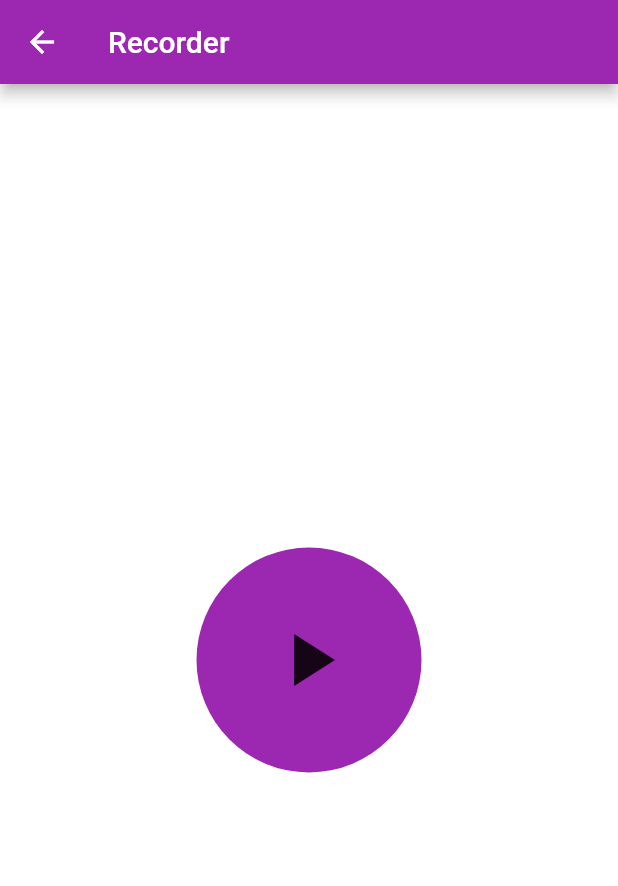
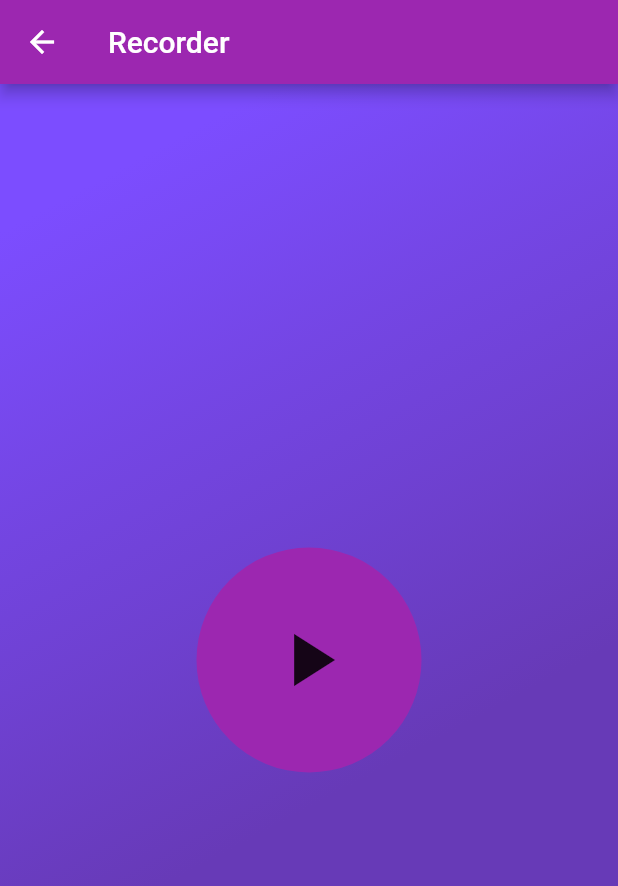
Before and after one commit to uneecorn/audiozitos, a Flutter app: the RecorderPage screen opened by its route, on a phone screen of 412 x 824 dp. Shown: the top 886 px of the screen. Run offline on Flutter 3.47's test engine with Material 2 defaults, Android fonts, the phone set to English and light mode, and no system bars.

Commit message:
creating custom CircleIconButton; adding startStop recording button to recorder page

```diff
--- /dev/null
+++ b/lib/shared/containers/circle_icon_button.dart
@@ -0,0 +1,47 @@
+import 'package:flutter/material.dart';
+
+class CircleIconButton extends StatelessWidget {
+  final IconData iconData;
+  final double iconSize;
+  final GestureTapCallback onTap;
+  final Color primaryColor;
+  final double diameter;
+  final Color splashColor;
+  final Color highlightColor;
+
+
+
+  const CircleIconButton({
+    @required this.iconData,
+    @required this.iconSize,
+    @required this.onTap,
+    @required this.primaryColor,
+    @required this.diameter,
+    @required this.splashColor,
+    @required this.highlightColor,
+  });
+
+
+  @override
+  Widget build(BuildContext context) => Material(
+    type: MaterialType.button,
+    color: this.primaryColor,
+    borderRadius: BorderRadius.circular(this.diameter / 2),
+    child: Container(
+      height: this.diameter,
+      width: this.diameter,
+      child: InkWell(
+        borderRadius: BorderRadius.circular(this.diameter / 2),
+        splashColor: this.splashColor,
+        highlightColor: this.highlightColor,
+        onTap: this.onTap,
+        child: Center(
+          child: Icon(
+            this.iconData,
+            size: this.iconSize,
+          ),
+        ),
+      ),
+    ),
+  );
+}
--- a/lib/ui/recorder_page.dart
+++ b/lib/ui/recorder_page.dart
@@ -1,3 +1,4 @@
+import 'package:audiozitos/shared/containers/circle_icon_button.dart';
 import 'package:flutter/material.dart';
 
 class RecorderPage extends StatefulWidget {
@@ -8,7 +9,7 @@ class RecorderPage extends StatefulWidget {
 class _RecorderPageState extends State<RecorderPage> {
   bool _isRecording = false;
 
-  IconData get _startStopButtonIcon =>
+  IconData get _startStopButtonIconData =>
       _isRecording ? Icons.stop : Icons.play_arrow;
 
   void _startRecording() {
@@ -31,44 +32,54 @@ class _RecorderPageState extends State<RecorderPage> {
   }
 
   @override
-  Widget build(BuildContext context) => Scaffold(
+  Widget build(BuildContext context) =>
+      Scaffold(
         //App Bar
         appBar: AppBar(
           title: Text('Recorder'),
           elevation:
-              Theme.of(context).platform == TargetPlatform.iOS ? 0.0 : 4.0,
+          Theme
+              .of(context)
+              .platform == TargetPlatform.iOS ? 0.0 : 4.0,
         ),
-
-        body: PageView(
-          children: <Widget>[
-            Column(
+        backgroundColor: Theme
+            .of(context)
+            .scaffoldBackgroundColor,
+        body: Container(
+            decoration: BoxDecoration(
+              gradient: LinearGradient(
+                  begin: Alignment.topLeft,
+                  end: Alignment.bottomRight,
+                  colors: [
+                    Colors.deepPurpleAccent,
+                    Colors.deepPurple,
+                  ],
+                  stops: [
+                    0.1,
+                    0.6
+                  ]),
+            ),
+            child: Column(
               mainAxisAlignment: MainAxisAlignment.center,
               children: <Widget>[
                 Center(
-                  child: Material(
-                    color: Theme.of(context).primaryColor,
-                    borderRadius: BorderRadius.circular(75.0),
-                    child: Container(
-                      height: 150.0,
-                      width: 150.0,
-                      child: InkWell(
-                        borderRadius: BorderRadius.circular(75.0),
-                        splashColor: Theme.of(context).accentColor,
-                        highlightColor: Theme.of(context).accentColor,
-                        onTap: _onStartStopButtonPressed,
-                        child: Center(
-                          child: Icon(
-                            _startStopButtonIcon,
-                            size: 60.0,
-                          ),
-                        ),
-                      ),
+                    child: CircleIconButton(
+                      onTap: _onStartStopButtonPressed,
+                      highlightColor: Theme.of(context).accentColor,
+                      splashColor: Theme.of(context).accentColor,
+                      iconData: _startStopButtonIconData,
+                      iconSize: 60.0,
+                      diameter: 150.0,
+                      primaryColor: Theme.of(context).primaryColor,
                     ),
-                  ),
+                ),
+                Row(
+                  mainAxisAlignment: MainAxisAlignment.end,
+                  children: <Widget>[
+                    //TODO: create discard button
+                  ],
                 ),
               ],
-            )
-          ],
-        ),
+            )),
       );
 }
--- a/lib/ui/records_page.dart
+++ b/lib/ui/records_page.dart
@@ -29,7 +29,11 @@ class _RecordsPageState extends State<RecordsPage> {
         floatingActionButtonLocation: FloatingActionButtonLocation.endDocked,
         bottomNavigationBar: BottomBar(),
         backgroundColor: Theme.of(context).scaffoldBackgroundColor,
-        body: CustomScrollView(
+        body: _customScrollView,
+      );
+}
+
+CustomScrollView _customScrollView = CustomScrollView(
   slivers: <Widget>[
     const SliverAppBar(
       title: const Text(
@@ -47,9 +51,7 @@ class _RecordsPageState extends State<RecordsPage> {
 
     ),
   ],
-        ),
 );
-}
 
 class BottomBar extends StatelessWidget {
   @override
```
Lines whose indentation alone changed are shown as unchanged.
